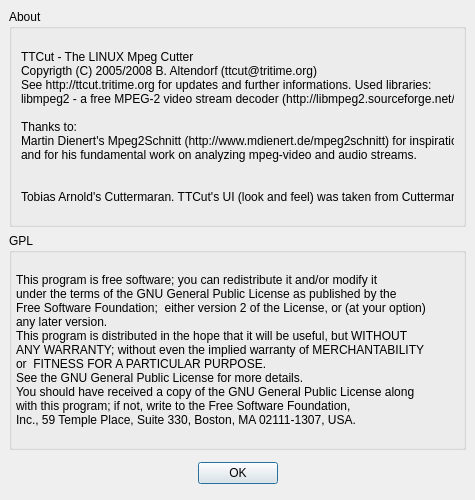
BackupTheBerlios/ttcut-svn, file trunk/ui/aboutdlg.ui: the form before one commit.
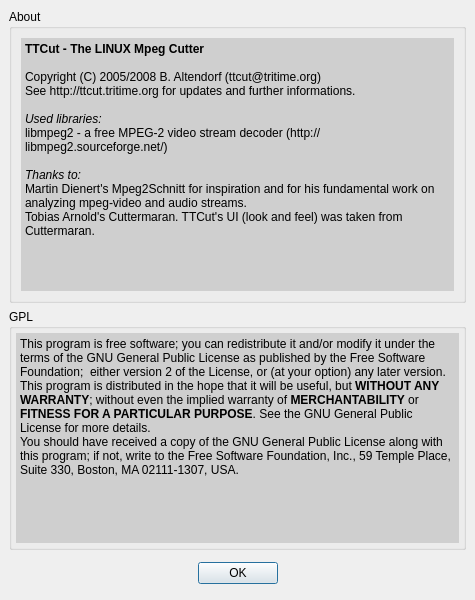
The form after the commit.

```diff
--- a/trunk/ui/aboutdlg.ui
+++ b/trunk/ui/aboutdlg.ui
@@ -9,7 +9,7 @@
     <x>0</x>
     <y>0</y>
     <width>475</width>
-    <height>500</height>
+    <height>600</height>
    </rect>
   </property>
   <property name="sizePolicy" >
@@ -23,13 +23,13 @@
   <property name="minimumSize" >
    <size>
     <width>475</width>
-    <height>500</height>
+    <height>600</height>
    </size>
   </property>
   <property name="maximumSize" >
    <size>
     <width>475</width>
-    <height>500</height>
+    <height>600</height>
    </size>
   </property>
   <property name="windowTitle" >
@@ -42,40 +42,16 @@
    <property name="spacing" >
     <number>6</number>
    </property>
-   <item row="0" column="0" >
-    <widget class="QGroupBox" name="gbAbout" >
-     <property name="title" >
-      <string>About</string>
-     </property>
-     <layout class="QGridLayout" >
-      <property name="margin" >
-       <number>9</number>
-      </property>
-      <property name="spacing" >
-       <number>6</number>
-      </property>
-      <item row="0" column="0" >
-       <widget class="QLabel" name="laAbout" >
-        <property name="text" >
-         <string>TTCut - The LINUX Mpeg Cutter
-Copyrigth (C) 2005/2008 B. Altendorf (ttcut@tritime.org)
-See http://ttcut.tritime.org for updates and further informations. Used libraries:
-libmpeg2 - a free MPEG-2 video stream decoder (http://libmpeg2.sourceforge.net/)
-
-Thanks to:
-Martin Dienert's Mpeg2Schnitt (http://www.mdienert.de/mpeg2schnitt) for inspiration
-and for his fundamental work on analyzing mpeg-video and audio streams.
-
-
-Tobias Arnold's Cuttermaran. TTCut's UI (look and feel) was taken from Cuttermaran.</string>
-        </property>
-       </widget>
-      </item>
-     </layout>
-    </widget>
-   </item>
    <item row="1" column="0" >
     <widget class="QGroupBox" name="gbGPL" >
+     <property name="sizePolicy" >
+      <sizepolicy>
+       <hsizetype>5</hsizetype>
+       <vsizetype>1</vsizetype>
+       <horstretch>0</horstretch>
+       <verstretch>0</verstretch>
+      </sizepolicy>
+     </property>
      <property name="title" >
       <string>GPL</string>
      </property>
@@ -87,19 +63,399 @@
        <number>4</number>
       </property>
       <item row="0" column="0" >
-       <widget class="QLabel" name="laGPL" >
-        <property name="text" >
-         <string>This program is free software; you can redistribute it and/or modify it
-under the terms of the GNU General Public License as published by the 
-Free Software Foundation;  either version 2 of the License, or (at your option) 
-any later version. 
-This program is distributed in the hope that it will be useful, but WITHOUT
-ANY WARRANTY; without even the implied warranty of MERCHANTABILITY 
-or  FITNESS FOR A PARTICULAR PURPOSE.                                          
-See the GNU General Public License for more details.   
-You should have received a copy of the GNU General Public License along
-with this program; if not, write to the Free Software Foundation,
-Inc., 59 Temple Place, Suite 330, Boston, MA 02111-1307, USA.</string>
+       <widget class="QTextEdit" name="textEdit_2" >
+        <property name="enabled" >
+         <bool>true</bool>
+        </property>
+        <property name="minimumSize" >
+         <size>
+          <width>0</width>
+          <height>210</height>
+         </size>
+        </property>
+        <property name="palette" >
+         <palette>
+          <active>
+           <colorrole role="WindowText" >
+            <brush brushstyle="SolidPattern" >
+             <color alpha="255" >
+              <red>0</red>
+              <green>0</green>
+              <blue>0</blue>
+             </color>
+            </brush>
+           </colorrole>
+           <colorrole role="Button" >
+            <brush brushstyle="SolidPattern" >
+             <color alpha="255" >
+              <red>207</red>
+              <green>207</green>
+              <blue>207</blue>
+             </color>
+            </brush>
+           </colorrole>
+           <colorrole role="Light" >
+            <brush brushstyle="SolidPattern" >
+             <color alpha="255" >
+              <red>255</red>
+              <green>255</green>
+              <blue>255</blue>
+             </color>
+            </brush>
+           </colorrole>
+           <colorrole role="Midlight" >
+            <brush brushstyle="SolidPattern" >
+             <color alpha="255" >
+              <red>231</red>
+              <green>231</green>
+              <blue>231</blue>
+             </color>
+            </brush>
+           </colorrole>
+           <colorrole role="Dark" >
+            <brush brushstyle="SolidPattern" >
+             <color alpha="255" >
+              <red>103</red>
+              <green>103</green>
+              <blue>103</blue>
+             </color>
+            </brush>
+           </colorrole>
+           <colorrole role="Mid" >
+            <brush brushstyle="SolidPattern" >
+             <color alpha="255" >
+              <red>138</red>
+              <green>138</green>
+              <blue>138</blue>
+             </color>
+            </brush>
+           </colorrole>
+           <colorrole role="Text" >
+            <brush brushstyle="SolidPattern" >
+             <color alpha="255" >
+              <red>0</red>
+              <green>0</green>
+              <blue>0</blue>
+             </color>
+            </brush>
+           </colorrole>
+           <colorrole role="BrightText" >
+            <brush brushstyle="SolidPattern" >
+             <color alpha="255" >
+              <red>255</red>
+              <green>255</green>
+              <blue>255</blue>
+             </color>
+            </brush>
+           </colorrole>
+           <colorrole role="ButtonText" >
+            <brush brushstyle="SolidPattern" >
+             <color alpha="255" >
+              <red>0</red>
+              <green>0</green>
+              <blue>0</blue>
+             </color>
+            </brush>
+           </colorrole>
+           <colorrole role="Base" >
+            <brush brushstyle="SolidPattern" >
+             <color alpha="255" >
+              <red>207</red>
+              <green>207</green>
+              <blue>207</blue>
+             </color>
+            </brush>
+           </colorrole>
+           <colorrole role="Window" >
+            <brush brushstyle="SolidPattern" >
+             <color alpha="255" >
+              <red>207</red>
+              <green>207</green>
+              <blue>207</blue>
+             </color>
+            </brush>
+           </colorrole>
+           <colorrole role="Shadow" >
+            <brush brushstyle="SolidPattern" >
+             <color alpha="255" >
+              <red>0</red>
+              <green>0</green>
+              <blue>0</blue>
+             </color>
+            </brush>
+           </colorrole>
+           <colorrole role="AlternateBase" >
+            <brush brushstyle="SolidPattern" >
+             <color alpha="255" >
+              <red>231</red>
+              <green>231</green>
+              <blue>231</blue>
+             </color>
+            </brush>
+           </colorrole>
+          </active>
+          <inactive>
+           <colorrole role="WindowText" >
+            <brush brushstyle="SolidPattern" >
+             <color alpha="255" >
+              <red>0</red>
+              <green>0</green>
+              <blue>0</blue>
+             </color>
+            </brush>
+           </colorrole>
+           <colorrole role="Button" >
+            <brush brushstyle="SolidPattern" >
+             <color alpha="255" >
+              <red>207</red>
+              <green>207</green>
+              <blue>207</blue>
+             </color>
+            </brush>
+           </colorrole>
+           <colorrole role="Light" >
+            <brush brushstyle="SolidPattern" >
+             <color alpha="255" >
+              <red>255</red>
+              <green>255</green>
+              <blue>255</blue>
+             </color>
+            </brush>
+           </colorrole>
+           <colorrole role="Midlight" >
+            <brush brushstyle="SolidPattern" >
+             <color alpha="255" >
+              <red>231</red>
+              <green>231</green>
+              <blue>231</blue>
+             </color>
+            </brush>
+           </colorrole>
+           <colorrole role="Dark" >
+            <brush brushstyle="SolidPattern" >
+             <color alpha="255" >
+              <red>103</red>
+              <green>103</green>
+              <blue>103</blue>
+             </color>
+            </brush>
+           </colorrole>
+           <colorrole role="Mid" >
+            <brush brushstyle="SolidPattern" >
+             <color alpha="255" >
+              <red>138</red>
+              <green>138</green>
+              <blue>138</blue>
+             </color>
+            </brush>
+           </colorrole>
+           <colorrole role="Text" >
+            <brush brushstyle="SolidPattern" >
+             <color alpha="255" >
+              <red>0</red>
+              <green>0</green>
+              <blue>0</blue>
+             </color>
+            </brush>
+           </colorrole>
+           <colorrole role="BrightText" >
+            <brush brushstyle="SolidPattern" >
+             <color alpha="255" >
+              <red>255</red>
+              <green>255</green>
+              <blue>255</blue>
+             </color>
+            </brush>
+           </colorrole>
+           <colorrole role="ButtonText" >
+            <brush brushstyle="SolidPattern" >
+             <color alpha="255" >
+              <red>0</red>
+              <green>0</green>
+              <blue>0</blue>
+             </color>
+            </brush>
+           </colorrole>
+           <colorrole role="Base" >
+            <brush brushstyle="SolidPattern" >
+             <color alpha="255" >
+              <red>207</red>
+              <green>207</green>
+              <blue>207</blue>
+             </color>
+            </brush>
+           </colorrole>
+           <colorrole role="Window" >
+            <brush brushstyle="SolidPattern" >
+             <color alpha="255" >
+              <red>207</red>
+              <green>207</green>
+              <blue>207</blue>
+             </color>
+            </brush>
+           </colorrole>
+           <colorrole role="Shadow" >
+            <brush brushstyle="SolidPattern" >
+             <color alpha="255" >
+              <red>0</red>
+              <green>0</green>
+              <blue>0</blue>
+             </color>
+            </brush>
+           </colorrole>
+           <colorrole role="AlternateBase" >
+            <brush brushstyle="SolidPattern" >
+             <color alpha="255" >
+              <red>231</red>
+              <green>231</green>
+              <blue>231</blue>
+             </color>
+            </brush>
+           </colorrole>
+          </inactive>
+          <disabled>
+           <colorrole role="WindowText" >
+            <brush brushstyle="SolidPattern" >
+             <color alpha="255" >
+              <red>103</red>
+              <green>103</green>
+              <blue>103</blue>
+             </color>
+            </brush>
+           </colorrole>
+           <colorrole role="Button" >
+            <brush brushstyle="SolidPattern" >
+             <color alpha="255" >
+              <red>207</red>
+              <green>207</green>
+              <blue>207</blue>
+             </color>
+            </brush>
+           </colorrole>
+           <colorrole role="Light" >
+            <brush brushstyle="SolidPattern" >
+             <color alpha="255" >
+              <red>255</red>
+              <green>255</green>
+              <blue>255</blue>
+             </color>
+            </brush>
+           </colorrole>
+           <colorrole role="Midlight" >
+            <brush brushstyle="SolidPattern" >
+             <color alpha="255" >
+              <red>231</red>
+              <green>231</green>
+              <blue>231</blue>
+             </color>
+            </brush>
+           </colorrole>
+           <colorrole role="Dark" >
+            <brush brushstyle="SolidPattern" >
+             <color alpha="255" >
+              <red>103</red>
+              <green>103</green>
+              <blue>103</blue>
+             </color>
+            </brush>
+           </colorrole>
+           <colorrole role="Mid" >
+            <brush brushstyle="SolidPattern" >
+             <color alpha="255" >
+              <red>138</red>
+              <green>138</green>
+              <blue>138</blue>
+             </color>
+            </brush>
+           </colorrole>
+           <colorrole role="Text" >
+            <brush brushstyle="SolidPattern" >
+             <color alpha="255" >
+              <red>103</red>
+              <green>103</green>
+              <blue>103</blue>
+             </color>
+            </brush>
+           </colorrole>
+           <colorrole role="BrightText" >
+            <brush brushstyle="SolidPattern" >
+             <color alpha="255" >
+              <red>255</red>
+              <green>255</green>
+              <blue>255</blue>
+             </color>
+            </brush>
+           </colorrole>
+           <colorrole role="ButtonText" >
+            <brush brushstyle="SolidPattern" >
+             <color alpha="255" >
+              <red>103</red>
+              <green>103</green>
+              <blue>103</blue>
+             </color>
+            </brush>
+           </colorrole>
+           <colorrole role="Base" >
+            <brush brushstyle="SolidPattern" >
+             <color alpha="255" >
+              <red>207</red>
+              <green>207</green>
+              <blue>207</blue>
+             </color>
+            </brush>
+           </colorrole>
+           <colorrole role="Window" >
+            <brush brushstyle="SolidPattern" >
+             <color alpha="255" >
+              <red>207</red>
+              <green>207</green>
+              <blue>207</blue>
+             </color>
+            </brush>
+           </colorrole>
+           <colorrole role="Shadow" >
+            <brush brushstyle="SolidPattern" >
+             <color alpha="255" >
+              <red>0</red>
+              <green>0</green>
+              <blue>0</blue>
+             </color>
+            </brush>
+           </colorrole>
+           <colorrole role="AlternateBase" >
+            <brush brushstyle="SolidPattern" >
+             <color alpha="255" >
+              <red>207</red>
+              <green>207</green>
+              <blue>207</blue>
+             </color>
+            </brush>
+           </colorrole>
+          </disabled>
+         </palette>
+        </property>
+        <property name="frameShape" >
+         <enum>QFrame::NoFrame</enum>
+        </property>
+        <property name="frameShadow" >
+         <enum>QFrame::Plain</enum>
+        </property>
+        <property name="verticalScrollBarPolicy" >
+         <enum>Qt::ScrollBarAlwaysOff</enum>
+        </property>
+        <property name="horizontalScrollBarPolicy" >
+         <enum>Qt::ScrollBarAlwaysOff</enum>
+        </property>
+        <property name="readOnly" >
+         <bool>true</bool>
+        </property>
+        <property name="html" >
+         <string>&lt;html>&lt;head>&lt;meta name="qrichtext" content="1" />&lt;style type="text/css">
+p, li { white-space: pre-wrap; }
+&lt;/style>&lt;/head>&lt;body style=" font-family:'Sans Serif'; font-size:9pt; font-weight:400; font-style:normal; text-decoration:none;">
+&lt;p style=" margin-top:0px; margin-bottom:0px; margin-left:0px; margin-right:0px; -qt-block-indent:0; text-indent:0px;">This program is free software; you can redistribute it and/or modify it under the terms of the GNU General Public License as published by the Free Software Foundation;  either version 2 of the License, or (at your option) any later version. &lt;/p>
+&lt;p style=" margin-top:0px; margin-bottom:0px; margin-left:0px; margin-right:0px; -qt-block-indent:0; text-indent:0px;">This program is distributed in the hope that it will be useful, but &lt;span style=" font-weight:600;">WITHOUT ANY WARRANTY&lt;/span>; without even the implied warranty of &lt;span style=" font-weight:600;">MERCHANTABILITY&lt;/span> or &lt;span style=" font-weight:600;">FITNESS FOR A PARTICULAR PURPOSE&lt;/span>. See the GNU General Public License for more details.   &lt;/p>
+&lt;p style=" margin-top:0px; margin-bottom:0px; margin-left:0px; margin-right:0px; -qt-block-indent:0; text-indent:0px;">You should have received a copy of the GNU General Public License along with this program; if not, write to the Free Software Foundation, Inc., 59 Temple Place, Suite 330, Boston, MA 02111-1307, USA.&lt;/p>&lt;/body>&lt;/html></string>
         </property>
        </widget>
       </item>
@@ -149,6 +505,448 @@
      </item>
     </layout>
    </item>
+   <item row="0" column="0" >
+    <widget class="QGroupBox" name="gbAbout" >
+     <property name="sizePolicy" >
+      <sizepolicy>
+       <hsizetype>5</hsizetype>
+       <vsizetype>1</vsizetype>
+       <horstretch>0</horstretch>
+       <verstretch>2</verstretch>
+      </sizepolicy>
+     </property>
+     <property name="title" >
+      <string>About</string>
+     </property>
+     <layout class="QGridLayout" >
+      <property name="margin" >
+       <number>9</number>
+      </property>
+      <property name="spacing" >
+       <number>6</number>
+      </property>
+      <item row="0" column="0" >
+       <widget class="QTextEdit" name="textEdit" >
+        <property name="enabled" >
+         <bool>true</bool>
+        </property>
+        <property name="sizePolicy" >
+         <sizepolicy>
+          <hsizetype>7</hsizetype>
+          <vsizetype>1</vsizetype>
+          <horstretch>0</horstretch>
+          <verstretch>0</verstretch>
+         </sizepolicy>
+        </property>
+        <property name="minimumSize" >
+         <size>
+          <width>0</width>
+          <height>140</height>
+         </size>
+        </property>
+        <property name="maximumSize" >
+         <size>
+          <width>16777215</width>
+          <height>260</height>
+         </size>
+        </property>
+        <property name="palette" >
+         <palette>
+          <active>
+           <colorrole role="WindowText" >
+            <brush brushstyle="SolidPattern" >
+             <color alpha="255" >
+              <red>0</red>
+              <green>0</green>
+              <blue>0</blue>
+             </color>
+            </brush>
+           </colorrole>
+           <colorrole role="Button" >
+            <brush brushstyle="SolidPattern" >
+             <color alpha="255" >
+              <red>207</red>
+              <green>207</green>
+              <blue>207</blue>
+             </color>
+            </brush>
+           </colorrole>
+           <colorrole role="Light" >
+            <brush brushstyle="SolidPattern" >
+             <color alpha="255" >
+              <red>255</red>
+              <green>255</green>
+              <blue>255</blue>
+             </color>
+            </brush>
+           </colorrole>
+           <colorrole role="Midlight" >
+            <brush brushstyle="SolidPattern" >
+             <color alpha="255" >
+              <red>231</red>
+              <green>231</green>
+              <blue>231</blue>
+             </color>
+            </brush>
+           </colorrole>
+           <colorrole role="Dark" >
+            <brush brushstyle="SolidPattern" >
+             <color alpha="255" >
+              <red>103</red>
+              <green>103</green>
+              <blue>103</blue>
+             </color>
+            </brush>
+           </colorrole>
+           <colorrole role="Mid" >
+            <brush brushstyle="SolidPattern" >
+             <color alpha="255" >
+              <red>138</red>
+              <green>138</green>
+              <blue>138</blue>
+             </color>
+            </brush>
+           </colorrole>
+           <colorrole role="Text" >
+            <brush brushstyle="SolidPattern" >
+             <color alpha="255" >
+              <red>0</red>
+              <green>0</green>
+              <blue>0</blue>
+             </color>
+            </brush>
+           </colorrole>
+           <colorrole role="BrightText" >
+            <brush brushstyle="SolidPattern" >
+             <color alpha="255" >
+              <red>255</red>
+              <green>255</green>
+              <blue>255</blue>
+             </color>
+            </brush>
+           </colorrole>
+           <colorrole role="ButtonText" >
+            <brush brushstyle="SolidPattern" >
+             <color alpha="255" >
+              <red>0</red>
+              <green>0</green>
+              <blue>0</blue>
+             </color>
+            </brush>
+           </colorrole>
+           <colorrole role="Base" >
+            <brush brushstyle="SolidPattern" >
+             <color alpha="255" >
+              <red>207</red>
+              <green>207</green>
+              <blue>207</blue>
+             </color>
+            </brush>
+           </colorrole>
+           <colorrole role="Window" >
+            <brush brushstyle="SolidPattern" >
+             <color alpha="255" >
+              <red>207</red>
+              <green>207</green>
+              <blue>207</blue>
+             </color>
+            </brush>
+           </colorrole>
+           <colorrole role="Shadow" >
+            <brush brushstyle="SolidPattern" >
+             <color alpha="255" >
+              <red>0</red>
+              <green>0</green>
+              <blue>0</blue>
+             </color>
+            </brush>
+           </colorrole>
+           <colorrole role="AlternateBase" >
+            <brush brushstyle="SolidPattern" >
+             <color alpha="255" >
+              <red>231</red>
+              <green>231</green>
+              <blue>231</blue>
+             </color>
+            </brush>
+           </colorrole>
+          </active>
+          <inactive>
+           <colorrole role="WindowText" >
+            <brush brushstyle="SolidPattern" >
+             <color alpha="255" >
+              <red>0</red>
+              <green>0</green>
+              <blue>0</blue>
+             </color>
+            </brush>
+           </colorrole>
+           <colorrole role="Button" >
+            <brush brushstyle="SolidPattern" >
+             <color alpha="255" >
+              <red>207</red>
+              <green>207</green>
+              <blue>207</blue>
+             </color>
+            </brush>
+           </colorrole>
+           <colorrole role="Light" >
+            <brush brushstyle="SolidPattern" >
+             <color alpha="255" >
+              <red>255</red>
+              <green>255</green>
+              <blue>255</blue>
+             </color>
+            </brush>
+           </colorrole>
+           <colorrole role="Midlight" >
+            <brush brushstyle="SolidPattern" >
+             <color alpha="255" >
+              <red>231</red>
+              <green>231</green>
+              <blue>231</blue>
+             </color>
+            </brush>
+           </colorrole>
+           <colorrole role="Dark" >
+            <brush brushstyle="SolidPattern" >
+             <color alpha="255" >
+              <red>103</red>
+              <green>103</green>
+              <blue>103</blue>
+             </color>
+            </brush>
+           </colorrole>
+           <colorrole role="Mid" >
+            <brush brushstyle="SolidPattern" >
+             <color alpha="255" >
+              <red>138</red>
+              <green>138</green>
+              <blue>138</blue>
+             </color>
+            </brush>
+           </colorrole>
+           <colorrole role="Text" >
+            <brush brushstyle="SolidPattern" >
+             <color alpha="255" >
+              <red>0</red>
+              <green>0</green>
+              <blue>0</blue>
+             </color>
+            </brush>
+           </colorrole>
+           <colorrole role="BrightText" >
+            <brush brushstyle="SolidPattern" >
+             <color alpha="255" >
+              <red>255</red>
+              <green>255</green>
+              <blue>255</blue>
+             </color>
+            </brush>
+           </colorrole>
+           <colorrole role="ButtonText" >
+            <brush brushstyle="SolidPattern" >
+             <color alpha="255" >
+              <red>0</red>
+              <green>0</green>
+              <blue>0</blue>
+             </color>
+            </brush>
+           </colorrole>
+           <colorrole role="Base" >
+            <brush brushstyle="SolidPattern" >
+             <color alpha="255" >
+              <red>207</red>
+              <green>207</green>
+              <blue>207</blue>
+             </color>
+            </brush>
+           </colorrole>
+           <colorrole role="Window" >
+            <brush brushstyle="SolidPattern" >
+             <color alpha="255" >
+              <red>207</red>
+              <green>207</green>
+              <blue>207</blue>
+             </color>
+            </brush>
+           </colorrole>
+           <colorrole role="Shadow" >
+            <brush brushstyle="SolidPattern" >
+             <color alpha="255" >
+              <red>0</red>
+              <green>0</green>
+              <blue>0</blue>
+             </color>
+            </brush>
+           </colorrole>
+           <colorrole role="AlternateBase" >
+            <brush brushstyle="SolidPattern" >
+             <color alpha="255" >
+              <red>231</red>
+              <green>231</green>
+              <blue>231</blue>
+             </color>
+            </brush>
+           </colorrole>
+          </inactive>
+          <disabled>
+           <colorrole role="WindowText" >
+            <brush brushstyle="SolidPattern" >
+             <color alpha="255" >
+              <red>103</red>
+              <green>103</green>
+              <blue>103</blue>
+             </color>
+            </brush>
+           </colorrole>
+           <colorrole role="Button" >
+            <brush brushstyle="SolidPattern" >
+             <color alpha="255" >
+              <red>207</red>
+              <green>207</green>
+              <blue>207</blue>
+             </color>
+            </brush>
+           </colorrole>
+           <colorrole role="Light" >
+            <brush brushstyle="SolidPattern" >
+             <color alpha="255" >
+              <red>255</red>
+              <green>255</green>
+              <blue>255</blue>
+             </color>
+            </brush>
+           </colorrole>
+           <colorrole role="Midlight" >
+            <brush brushstyle="SolidPattern" >
+             <color alpha="255" >
+              <red>231</red>
+              <green>231</green>
+              <blue>231</blue>
+             </color>
+            </brush>
+           </colorrole>
+           <colorrole role="Dark" >
+            <brush brushstyle="SolidPattern" >
+             <color alpha="255" >
+              <red>103</red>
+              <green>103</green>
+              <blue>103</blue>
+             </color>
+            </brush>
+           </colorrole>
+           <colorrole role="Mid" >
+            <brush brushstyle="SolidPattern" >
+             <color alpha="255" >
+              <red>138</red>
+              <green>138</green>
+              <blue>138</blue>
+             </color>
+            </brush>
+           </colorrole>
+           <colorrole role="Text" >
+            <brush brushstyle="SolidPattern" >
+             <color alpha="255" >
+              <red>103</red>
+              <green>103</green>
+              <blue>103</blue>
+             </color>
+            </brush>
+           </colorrole>
+           <colorrole role="BrightText" >
+            <brush brushstyle="SolidPattern" >
+             <color alpha="255" >
+              <red>255</red>
+              <green>255</green>
+              <blue>255</blue>
+             </color>
+            </brush>
+           </colorrole>
+           <colorrole role="ButtonText" >
+            <brush brushstyle="SolidPattern" >
+             <color alpha="255" >
+              <red>103</red>
+              <green>103</green>
+              <blue>103</blue>
+             </color>
+            </brush>
+           </colorrole>
+           <colorrole role="Base" >
+            <brush brushstyle="SolidPattern" >
+             <color alpha="255" >
+              <red>207</red>
+              <green>207</green>
+              <blue>207</blue>
+             </color>
+            </brush>
+           </colorrole>
+           <colorrole role="Window" >
+            <brush brushstyle="SolidPattern" >
+             <color alpha="255" >
+              <red>207</red>
+              <green>207</green>
+              <blue>207</blue>
+             </color>
+            </brush>
+           </colorrole>
+           <colorrole role="Shadow" >
+            <brush brushstyle="SolidPattern" >
+             <color alpha="255" >
+              <red>0</red>
+              <green>0</green>
+              <blue>0</blue>
+             </color>
+            </brush>
+           </colorrole>
+           <colorrole role="AlternateBase" >
+            <brush brushstyle="SolidPattern" >
+             <color alpha="255" >
+              <red>207</red>
+              <green>207</green>
+              <blue>207</blue>
+             </color>
+            </brush>
+           </colorrole>
+          </disabled>
+         </palette>
+        </property>
+        <property name="frameShape" >
+         <enum>QFrame::NoFrame</enum>
+        </property>
+        <property name="frameShadow" >
+         <enum>QFrame::Plain</enum>
+        </property>
+        <property name="verticalScrollBarPolicy" >
+         <enum>Qt::ScrollBarAlwaysOff</enum>
+        </property>
+        <property name="horizontalScrollBarPolicy" >
+         <enum>Qt::ScrollBarAlwaysOff</enum>
+        </property>
+        <property name="readOnly" >
+         <bool>true</bool>
+        </property>
+        <property name="html" >
+         <string>&lt;html>&lt;head>&lt;meta name="qrichtext" content="1" />&lt;style type="text/css">
+p, li { white-space: pre-wrap; }
+&lt;/style>&lt;/head>&lt;body style=" font-family:'Sans Serif'; font-size:9pt; font-weight:400; font-style:normal; text-decoration:none;">
+&lt;p style=" margin-top:0px; margin-bottom:0px; margin-left:0px; margin-right:0px; -qt-block-indent:0; text-indent:0px;">&lt;span style=" font-weight:600;">TTCut - The LINUX Mpeg Cutter&lt;/span>&lt;/p>
+&lt;p style="-qt-paragraph-type:empty; margin-top:0px; margin-bottom:0px; margin-left:0px; margin-right:0px; -qt-block-indent:0; text-indent:0px; font-weight:600;">&lt;/p>
+&lt;p style=" margin-top:0px; margin-bottom:0px; margin-left:0px; margin-right:0px; -qt-block-indent:0; text-indent:0px;">Copyright (C) 2005/2008 B. Altendorf (ttcut@tritime.org)&lt;/p>
+&lt;p style=" margin-top:0px; margin-bottom:0px; margin-left:0px; margin-right:0px; -qt-block-indent:0; text-indent:0px;">See http://ttcut.tritime.org for updates and further informations. &lt;/p>
+&lt;p style="-qt-paragraph-type:empty; margin-top:0px; margin-bottom:0px; margin-left:0px; margin-right:0px; -qt-block-indent:0; text-indent:0px;">&lt;/p>
+&lt;p style=" margin-top:0px; margin-bottom:0px; margin-left:0px; margin-right:0px; -qt-block-indent:0; text-indent:0px;">&lt;span style=" font-style:italic;">Used libraries:&lt;/span>&lt;/p>
+&lt;p style=" margin-top:0px; margin-bottom:0px; margin-left:0px; margin-right:0px; -qt-block-indent:0; text-indent:0px;">libmpeg2 - a free MPEG-2 video stream decoder (http://libmpeg2.sourceforge.net/)&lt;/p>
+&lt;p style="-qt-paragraph-type:empty; margin-top:0px; margin-bottom:0px; margin-left:0px; margin-right:0px; -qt-block-indent:0; text-indent:0px;">&lt;/p>
+&lt;p style=" margin-top:0px; margin-bottom:0px; margin-left:0px; margin-right:0px; -qt-block-indent:0; text-indent:0px;">&lt;span style=" font-style:italic;">Thanks to:&lt;/span>&lt;/p>
+&lt;p style=" margin-top:0px; margin-bottom:0px; margin-left:0px; margin-right:0px; -qt-block-indent:0; text-indent:0px;">Martin Dienert's Mpeg2Schnitt for inspiration and for his fundamental work on analyzing mpeg-video and audio streams.&lt;/p>
+&lt;p style=" margin-top:0px; margin-bottom:0px; margin-left:0px; margin-right:0px; -qt-block-indent:0; text-indent:0px;">Tobias Arnold's Cuttermaran. TTCut's UI (look and feel) was taken from Cuttermaran.&lt;/p>&lt;/body>&lt;/html></string>
+        </property>
+       </widget>
+      </item>
+     </layout>
+    </widget>
+   </item>
   </layout>
  </widget>
  <pixmapfunction></pixmapfunction>
```
Left out of the diff: 4 changed lines with no effect on the pictures.
